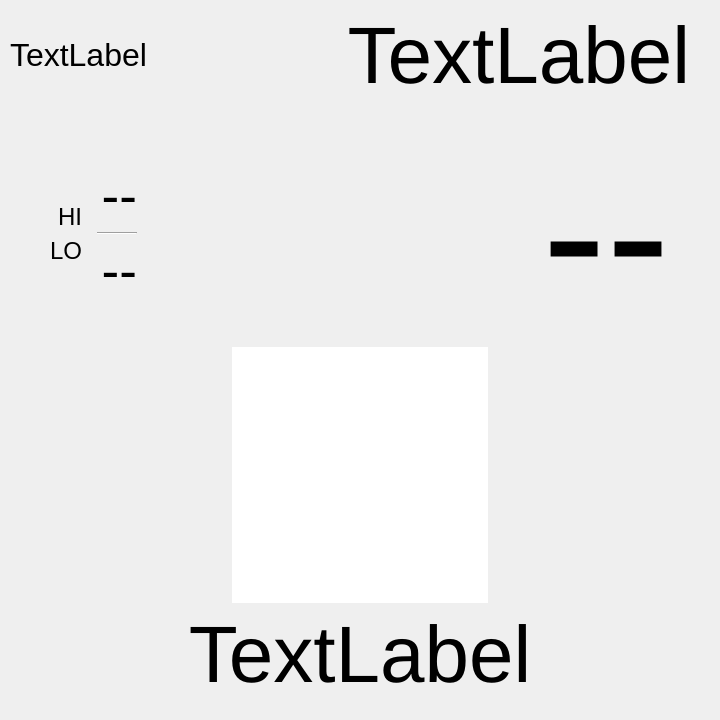
The window that weatherfxLite.ui (iachievedit/weatherfxlite) describes before a commit, drawn with Qt 5.
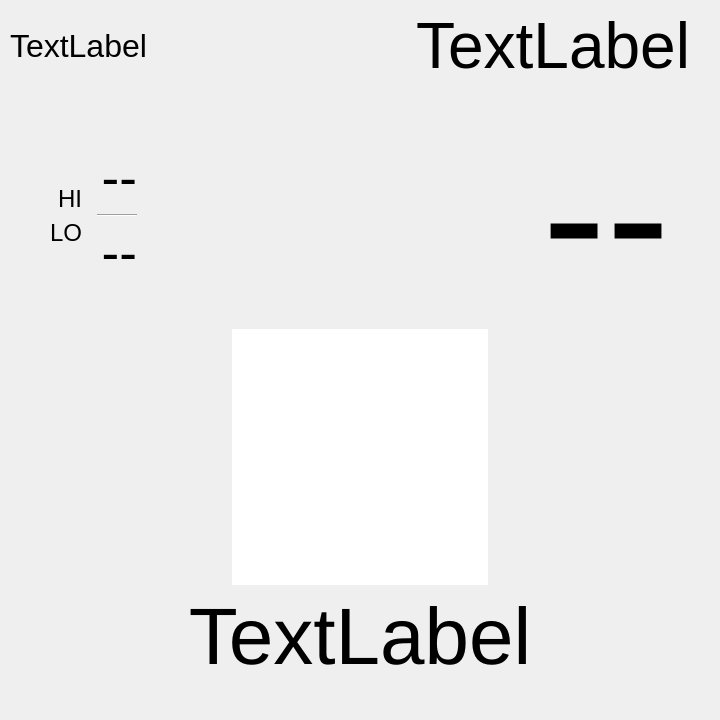
The same window after the commit.

```diff
--- a/weatherfxLite.ui
+++ b/weatherfxLite.ui
@@ -77,14 +77,14 @@
        <item>
         <widget class="QLabel" name="currentTime">
          <property name="sizePolicy">
-          <sizepolicy hsizetype="Maximum" vsizetype="Preferred">
+          <sizepolicy hsizetype="Preferred" vsizetype="Preferred">
            <horstretch>0</horstretch>
            <verstretch>0</verstretch>
           </sizepolicy>
          </property>
          <property name="font">
           <font>
-           <pointsize>60</pointsize>
+           <pointsize>48</pointsize>
            <kerning>true</kerning>
           </font>
          </property>
```
